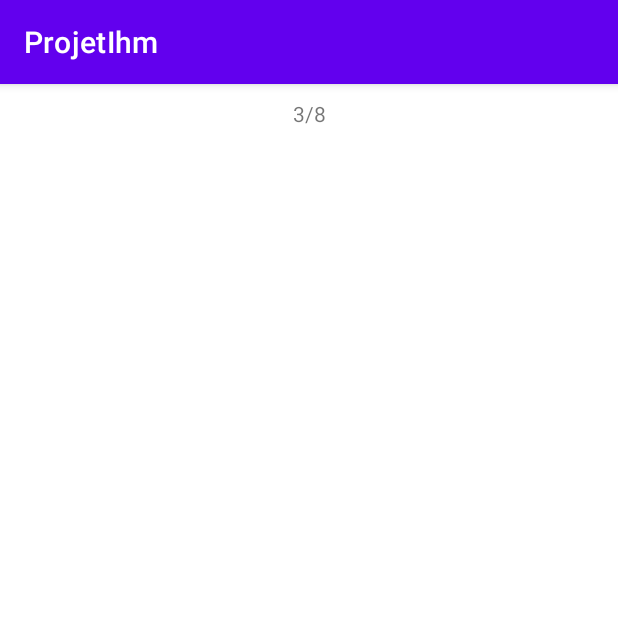
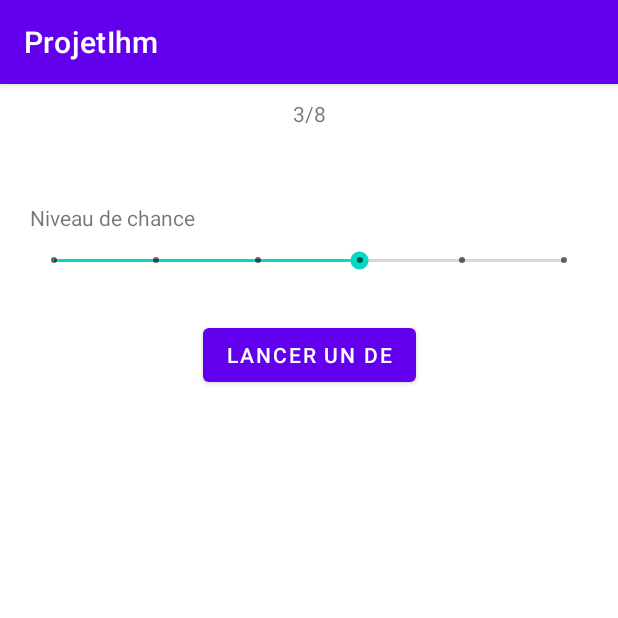
Before and after one commit to FaresCherif/ProjetIhm, an Android app: the Question3 screen opened directly, with no data from a screen before it, on a phone screen of 412 x 824 dp, the top half of it. Run offline under Robolectric (Android 15) with nearby library versions, the phone set to English and light mode, and no system bars.

Commit message:
question 3 dice roll

```diff
--- a/app/src/main/res/layout/activity_question1.xml
+++ b/app/src/main/res/layout/activity_question1.xml
@@ -101,7 +101,7 @@
     </LinearLayout>
 
     <Button
-        android:id="@+id/buttonNextQuestion1"
+        android:id="@+id/ButtonNextQuestion1"
         android:layout_width="wrap_content"
         android:layout_height="wrap_content"
         android:onClick="callNextQuestion"
--- a/app/src/main/res/layout/activity_question2.xml
+++ b/app/src/main/res/layout/activity_question2.xml
@@ -48,7 +48,7 @@
     </LinearLayout>
 
     <Button
-        android:id="@+id/buttonNextQuestion2"
+        android:id="@+id/ButtonNextQuestion2"
         android:layout_width="wrap_content"
         android:layout_height="wrap_content"
         android:onClick="callNextQuestion"
--- a/app/src/main/res/layout/activity_question3.xml
+++ b/app/src/main/res/layout/activity_question3.xml
@@ -7,7 +7,7 @@
     tools:context=".Question3">
 
     <TextView
-        android:id="@+id/textView"
+        android:id="@+id/PageNumberQuestion3"
         android:layout_width="wrap_content"
         android:layout_height="wrap_content"
         android:layout_marginTop="10dp"
@@ -15,4 +15,69 @@
         app:layout_constraintEnd_toEndOf="parent"
         app:layout_constraintStart_toStartOf="parent"
         app:layout_constraintTop_toTopOf="parent" />
+
+    <LinearLayout
+        android:id="@+id/linearLayout3"
+        android:layout_width="match_parent"
+        android:layout_height="wrap_content"
+        android:layout_marginStart="20dp"
+        android:layout_marginTop="50dp"
+        android:layout_marginEnd="20dp"
+        android:orientation="vertical"
+        app:layout_constraintEnd_toEndOf="parent"
+        app:layout_constraintStart_toStartOf="parent"
+        app:layout_constraintTop_toBottomOf="@+id/PageNumberQuestion3">
+
+        <TextView
+            android:id="@+id/LuckScrollBarTitle"
+            android:layout_width="match_parent"
+            android:layout_height="wrap_content"
+            android:text="@string/luckScrollBarTitle" />
+
+        <Space
+            android:layout_width="match_parent"
+            android:layout_height="10dp" />
+
+        <SeekBar
+            android:id="@+id/LuckScrollBar"
+            style="@style/Widget.AppCompat.SeekBar.Discrete"
+            android:layout_width="match_parent"
+            android:layout_height="wrap_content"
+            android:max="5"
+            android:progress="3" />
+    </LinearLayout>
+
+    <Button
+        android:id="@+id/RollDiceButton"
+        android:layout_width="wrap_content"
+        android:layout_height="wrap_content"
+        android:layout_marginTop="30dp"
+        android:onClick="rollDice"
+        android:text="@string/rollDiceButton"
+        app:layout_constraintEnd_toEndOf="@+id/linearLayout3"
+        app:layout_constraintStart_toStartOf="@+id/linearLayout3"
+        app:layout_constraintTop_toBottomOf="@+id/linearLayout3" />
+
+    <ImageView
+        android:id="@+id/DiceImage"
+        android:layout_width="wrap_content"
+        android:layout_height="wrap_content"
+        android:layout_marginTop="30dp"
+        app:layout_constraintEnd_toEndOf="@+id/RollDiceButton"
+        app:layout_constraintStart_toStartOf="@+id/RollDiceButton"
+        app:layout_constraintTop_toBottomOf="@+id/RollDiceButton"
+        app:srcCompat="@drawable/dice1"
+        android:contentDescription="@string/diceDescription" />
+
+    <Button
+        android:id="@+id/ButtonNextQuestion3"
+        android:layout_width="wrap_content"
+        android:layout_height="wrap_content"
+        android:onClick="callNextQuestion"
+        android:text="@string/buttonNextQuestion3"
+        app:layout_constraintBottom_toBottomOf="parent"
+        app:layout_constraintEnd_toEndOf="@+id/DiceImage"
+        app:layout_constraintStart_toStartOf="@+id/DiceImage"
+        app:layout_constraintTop_toBottomOf="@+id/DiceImage" />
+
 </androidx.constraintlayout.widget.ConstraintLayout>
--- a/app/src/main/res/values/strings.xml
+++ b/app/src/main/res/values/strings.xml
@@ -23,5 +23,9 @@
     <string name="fidelityScrollBarTitle">Indiquez votre niveau de fidelite :</string>
     <string name="buttonNextQuestion2">Valider</string>
     <string name="numPageQuestion3">3/8</string>
+    <string name="luckScrollBarTitle">Niveau de chance</string>
+    <string name="rollDiceButton">Lancer un de</string>
+    <string name="buttonNextQuestion3">Valider</string>
+    <string name="diceDescription">diceValue</string>
 
 </resources>
```
Also changed, not shown: app/src/main/java/com/example/projetihm/Question3.java (+49 -0 lines), app/src/main/res/drawable/dice1.png (added), app/src/main/res/drawable/dice2.png (added), app/src/main/res/drawable/dice3.png (added), app/src/main/res/drawable/dice4.png (added), app/src/main/res/drawable/dice5.png (added), app/src/main/res/drawable/dice6.png (added).
